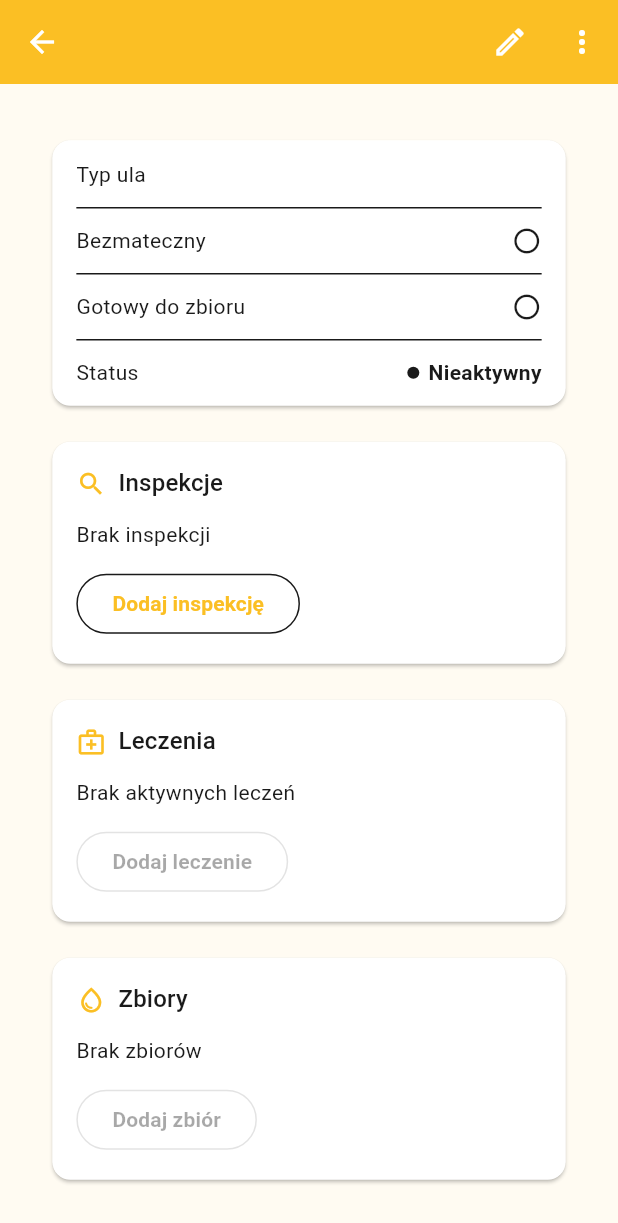
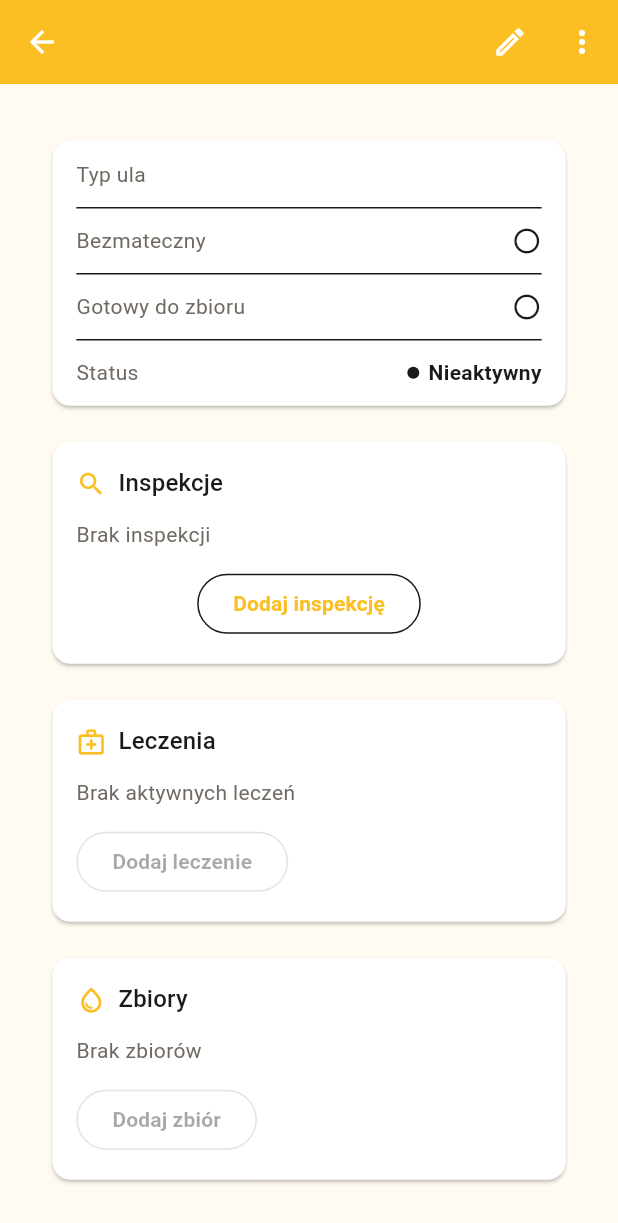
Before and after one commit to KamiLuc/BeeTrack, a Flutter app: the HiveDetailScreen screen opened directly with empty values, on a phone screen of 412 x 824 dp. Shown: the top 1223 px of the screen. Run offline on Flutter 3.47's test engine with Material 3 defaults, Android fonts, the phone set to English and light mode, and no system bars; our stand-ins replace dio, flutter_bloc, flutter_map, geolocator, latlong2, shared_preferences; accounts and stored records are empty; network calls fail.

Commit message:
feat(IN-10-FE): inspection summary in hive detail + form UX improvements
- Hive detail inspection card loads and displays last inspection summary
  (date, grouped obs/frames/notes rows via shared InspectionSummary widget)
- Add inspection button goes directly to form; View all hidden when no inspections
- Both buttons centred horizontally with Wrap layout
- New inspection form copies current frame counts from previous inspection;
  pre-filled values shown in grey (onSurfaceVariant) until user edits them
- Queen seen defaults to false on new inspections
- Fix onSurfaceVariant missing from ColorScheme (was silently falling back to
  onSurface, making secondary text and grey defaults invisible)
- Note: prefix added to notes in inspection summary
- inspectionNote (singular) l10n key added alongside inspectionNotes (plural)
- Tests: InspectionSummary widget tests + hive detail button visibility tests

Co-Authored-By: Claude Sonnet 4.6 <noreply@anthropic.com>

```diff
--- a/app/lib/core/theme/app_colors.dart
+++ b/app/lib/core/theme/app_colors.dart
@@ -11,6 +11,7 @@ abstract final class AppColors {
   static const onSecondary = Color(0xFFFFFFFF);
   static const onBackground = Color(0xFF1A1A1A);
   static const onSurface = Color(0xFF1A1A1A);
+  static const onSurfaceVariant = Color(0xFF6F6961);
   static const onError = Color(0xFFFFFFFF);
   static const outline = Color(0xFFD4C5B0);
 }
--- a/app/lib/core/theme/app_theme.dart
+++ b/app/lib/core/theme/app_theme.dart
@@ -17,6 +17,7 @@ abstract final class AppTheme {
         onError: AppColors.onError,
         surface: AppColors.surface,
         onSurface: AppColors.onSurface,
+        onSurfaceVariant: AppColors.onSurfaceVariant,
       ),
       scaffoldBackgroundColor: AppColors.background,
       textTheme: const TextTheme(
--- a/app/lib/features/hive/view/hive_detail_screen.dart
+++ b/app/lib/features/hive/view/hive_detail_screen.dart
@@ -1,9 +1,14 @@
 import 'package:flutter/material.dart';
 import 'package:flutter_bloc/flutter_bloc.dart';
 
+import '../../../core/api/api_client.dart';
 import '../../../core/theme/app_layout.dart';
 import '../../../l10n/app_localizations.dart';
+import '../../inspection/data/inspection_model.dart';
+import '../../inspection/data/inspection_repository.dart';
+import '../../inspection/view/inspection_form_screen.dart';
 import '../../inspection/view/inspection_history_screen.dart';
+import '../../inspection/view/inspection_summary.dart';
 import '../data/hive_model.dart';
 import '../data/hive_repository.dart';
 import 'edit_hive_screen.dart';
@@ -25,11 +30,30 @@ class HiveDetailScreen extends StatefulWidget {
 
 class _HiveDetailScreenState extends State<HiveDetailScreen> {
   late Hive _hive;
+  Inspection? _lastInspection;
+  bool _inspectionLoaded = false;
 
   @override
   void initState() {
     super.initState();
     _hive = widget.hive;
+    _loadLastInspection();
+  }
+
+  Future<void> _loadLastInspection() async {
+    try {
+      final inspections = await InspectionRepository(
+        api: context.read<ApiClient>(),
+      ).listInspections(widget.apiaryId, _hive.id);
+      if (!mounted) return;
+      inspections.sort((a, b) => b.inspectedAt.compareTo(a.inspectedAt));
+      setState(() {
+        _inspectionLoaded = true;
+        _lastInspection = inspections.isNotEmpty ? inspections.first : null;
+      });
+    } catch (_) {
+      if (mounted) setState(() => _inspectionLoaded = true);
+    }
   }
 
   Future<void> _openEdit() async {
@@ -41,6 +65,31 @@ class _HiveDetailScreenState extends State<HiveDetailScreen> {
     if (updated != null && mounted) {
       setState(() => _hive = updated);
     }
+  }
+
+  Future<void> _openInspections() async {
+    await Navigator.of(context).push(
+      MaterialPageRoute(
+        builder: (_) => InspectionHistoryScreen(
+          apiaryId: widget.apiaryId,
+          hive: _hive,
+        ),
+      ),
+    );
+    if (mounted) _loadLastInspection();
+  }
+
+  Future<void> _openCreateInspection() async {
+    final result = await Navigator.of(context).push<bool>(
+      MaterialPageRoute(
+        builder: (_) => InspectionFormScreen(
+          apiaryId: widget.apiaryId,
+          hive: _hive,
+          previousInspection: _lastInspection,
+        ),
+      ),
+    );
+    if (result == true && mounted) _loadLastInspection();
   }
 
   Future<void> _confirmDelete() async {
@@ -112,19 +161,11 @@ class _HiveDetailScreenState extends State<HiveDetailScreen> {
               children: [
                 _InfoCard(hive: _hive),
                 const SizedBox(height: 16),
-                _SectionCard(
-                  title: l10n.hiveDetailInspections,
-                  icon: Icons.search,
-                  emptyText: l10n.hiveDetailNoInspections,
-                  actionLabel: l10n.hiveDetailAddInspection,
-                  onAction: () => Navigator.of(context).push(
-                    MaterialPageRoute(
-                      builder: (_) => InspectionHistoryScreen(
-                        apiaryId: widget.apiaryId,
-                        hive: _hive,
-                      ),
-                    ),
-                  ),
+                _InspectionSectionCard(
+                  lastInspection: _lastInspection,
+                  inspectionLoaded: _inspectionLoaded,
+                  onAdd: _openCreateInspection,
+                  onViewAll: _openInspections,
                 ),
                 const SizedBox(height: 16),
                 _SectionCard(
@@ -252,6 +293,81 @@ class _InfoRow extends StatelessWidget {
   }
 }
 
+class _InspectionSectionCard extends StatelessWidget {
+  final Inspection? lastInspection;
+  final bool inspectionLoaded;
+  final VoidCallback onAdd;
+  final VoidCallback onViewAll;
+
+  const _InspectionSectionCard({
+    required this.lastInspection,
+    required this.inspectionLoaded,
+    required this.onAdd,
+    required this.onViewAll,
+  });
+
+  @override
+  Widget build(BuildContext context) {
+    final l10n = AppLocalizations.of(context)!;
+    final colorScheme = Theme.of(context).colorScheme;
+    final textTheme = Theme.of(context).textTheme;
+
+    return Card(
+      child: Padding(
+        padding: const EdgeInsets.all(16),
+        child: Column(
+          crossAxisAlignment: CrossAxisAlignment.start,
+          children: [
+            Row(
+              children: [
+                Icon(Icons.search, size: 20, color: colorScheme.primary),
+                const SizedBox(width: 8),
+                Expanded(
+                  child: Text(
+                    l10n.hiveDetailInspections,
+                    style: textTheme.titleMedium,
+                  ),
+                ),
+              ],
+            ),
+            const SizedBox(height: 12),
+            if (!inspectionLoaded)
+              const SizedBox.shrink()
+            else if (lastInspection == null)
+              Text(
+                l10n.hiveDetailNoInspections,
+                style: textTheme.bodyMedium?.copyWith(
+                  color: colorScheme.onSurfaceVariant,
+                ),
+              )
+            else
+              InspectionSummary(inspection: lastInspection!, showDate: true),
+            const SizedBox(height: 12),
+            Center(
+              child: Wrap(
+                spacing: 8,
+                runSpacing: 8,
+                alignment: WrapAlignment.center,
+                children: [
+                  if (lastInspection != null)
+                    OutlinedButton(
+                      onPressed: onViewAll,
+                      child: Text(l10n.hiveDetailViewInspections),
+                    ),
+                  OutlinedButton(
+                    onPressed: onAdd,
+                    child: Text(l10n.hiveDetailAddInspection),
+                  ),
+                ],
+              ),
+            ),
+          ],
+        ),
+      ),
+    );
+  }
+}
+
 class _SectionCard extends StatelessWidget {
   final String title;
   final IconData icon;
--- a/app/lib/l10n/app_en.arb
+++ b/app/lib/l10n/app_en.arb
@@ -77,6 +77,7 @@
   "hiveDetailInspections": "Inspections",
   "hiveDetailNoInspections": "No inspections yet",
   "hiveDetailAddInspection": "Add inspection",
+  "hiveDetailViewInspections": "View all",
   "hiveDetailTreatments": "Treatments",
   "hiveDetailNoTreatments": "No active treatments",
   "hiveDetailLogTreatment": "Log treatment",
@@ -117,6 +118,7 @@
   "inspectionSectionFrames": "Frames",
   "inspectionSectionHiveState": "Hive state",
   "inspectionNotes": "Notes",
+  "inspectionNote": "Note",
   "inspectionDiseases": "Diseases",
   "inspectionDiseaseVarroa": "Varroa",
   "inspectionDiseaseNosema": "Nosema",
--- a/app/lib/l10n/app_localizations.dart
+++ b/app/lib/l10n/app_localizations.dart
@@ -434,6 +434,12 @@ abstract class AppLocalizations {
   /// **'Dodaj inspekcję'**
   String get hiveDetailAddInspection;
 
+  /// No description provided for @hiveDetailViewInspections.
+  ///
+  /// In pl, this message translates to:
+  /// **'Pokaż wszystkie'**
+  String get hiveDetailViewInspections;
+
   /// No description provided for @hiveDetailTreatments.
   ///
   /// In pl, this message translates to:
@@ -674,6 +680,12 @@ abstract class AppLocalizations {
   /// **'Notatki'**
   String get inspectionNotes;
 
+  /// No description provided for @inspectionNote.
+  ///
+  /// In pl, this message translates to:
+  /// **'Notatka'**
+  String get inspectionNote;
+
   /// No description provided for @inspectionDiseases.
   ///
   /// In pl, this message translates to:
--- a/app/lib/l10n/app_localizations_en.dart
+++ b/app/lib/l10n/app_localizations_en.dart
@@ -197,6 +197,9 @@ class AppLocalizationsEn extends AppLocalizations {
   String get hiveDetailAddInspection => 'Add inspection';
 
   @override
+  String get hiveDetailViewInspections => 'View all';
+
+  @override
   String get hiveDetailTreatments => 'Treatments';
 
   @override
@@ -318,6 +321,9 @@ class AppLocalizationsEn extends AppLocalizations {
   String get inspectionNotes => 'Notes';
 
   @override
+  String get inspectionNote => 'Note';
+
+  @override
   String get inspectionDiseases => 'Diseases';
 
   @override
--- a/app/lib/l10n/app_localizations_pl.dart
+++ b/app/lib/l10n/app_localizations_pl.dart
@@ -203,6 +203,9 @@ class AppLocalizationsPl extends AppLocalizations {
   String get hiveDetailAddInspection => 'Dodaj inspekcję';
 
   @override
+  String get hiveDetailViewInspections => 'Pokaż wszystkie';
+
+  @override
   String get hiveDetailTreatments => 'Leczenia';
 
   @override
@@ -323,6 +326,9 @@ class AppLocalizationsPl extends AppLocalizations {
   String get inspectionNotes => 'Notatki';
 
   @override
+  String get inspectionNote => 'Notatka';
+
+  @override
   String get inspectionDiseases => 'Choroby';
 
   @override
--- a/app/lib/l10n/app_pl.arb
+++ b/app/lib/l10n/app_pl.arb
@@ -77,6 +77,7 @@
   "hiveDetailInspections": "Inspekcje",
   "hiveDetailNoInspections": "Brak inspekcji",
   "hiveDetailAddInspection": "Dodaj inspekcję",
+  "hiveDetailViewInspections": "Pokaż wszystkie",
   "hiveDetailTreatments": "Leczenia",
   "hiveDetailNoTreatments": "Brak aktywnych leczeń",
   "hiveDetailLogTreatment": "Dodaj leczenie",
@@ -118,6 +119,7 @@
   "inspectionSectionHealth": "Zdrowie",
   "inspectionSectionHiveState": "Stan ula",
   "inspectionNotes": "Notatki",
+  "inspectionNote": "Notatka",
   "inspectionDiseases": "Choroby",
   "inspectionDiseaseVarroa": "Warroza",
   "inspectionDiseaseNosema": "Nosemoza",
```
Also changed, not shown: app/lib/features/inspection/view/inspection_form_screen.dart (+49 -11 lines), app/lib/features/inspection/view/inspection_history_screen.dart (+15 -38 lines), app/lib/features/inspection/view/inspection_summary.dart (added, +129 -0 lines), 4 other files.
